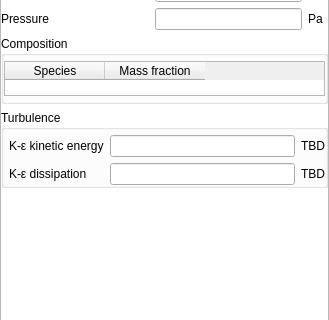
Old version of the form gui/uifiles/boundary_conditions.ui in the repository truongd8593/mfix; both pictures show x 0 to 329 and y 308 to 628 of the 329 by 861 pixel window.
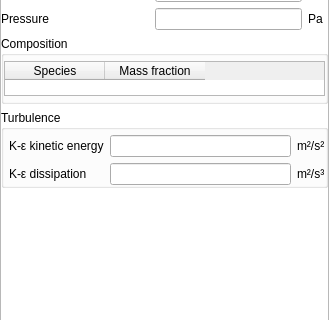
New version of the form. The open tabs and pages were chosen to show the change. Custom widgets are drawn as their Qt base class.

Commit message: issues/151  fix widget names and unit labels

What changed in the file:
```diff
--- a/gui/uifiles/boundary_conditions.ui
+++ b/gui/uifiles/boundary_conditions.ui
@@ -1068,7 +1068,7 @@
                    <item row="0" column="2">
                     <widget class="QLabel" name="label_bc_k_turb_g_units">
                      <property name="text">
-                      <string>TBD</string>
+                      <string>m²/s²</string>
                      </property>
                     </widget>
                    </item>
@@ -1085,7 +1085,7 @@
                    <item row="1" column="2">
                     <widget class="QLabel" name="label_bc_e_turb_g_units">
                      <property name="text">
-                      <string>TBD</string>
+                      <string>m²/s³</string>
                      </property>
                     </widget>
                    </item>
```
Left out of the diff: 4 changed lines with no effect on the pictures.
